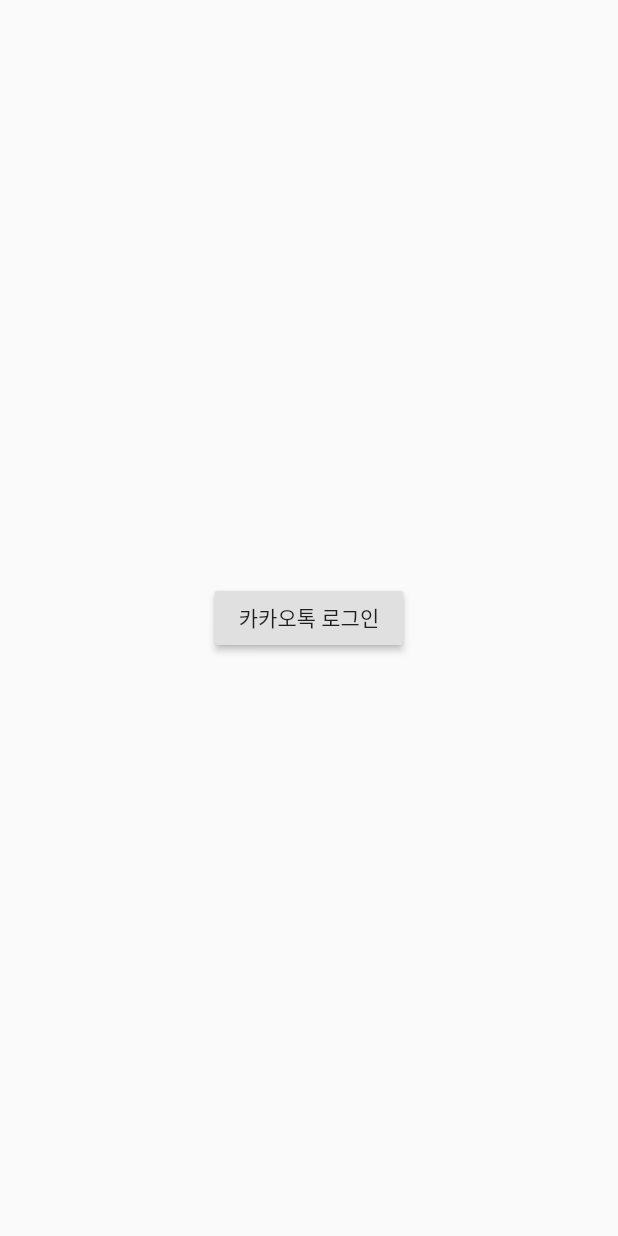
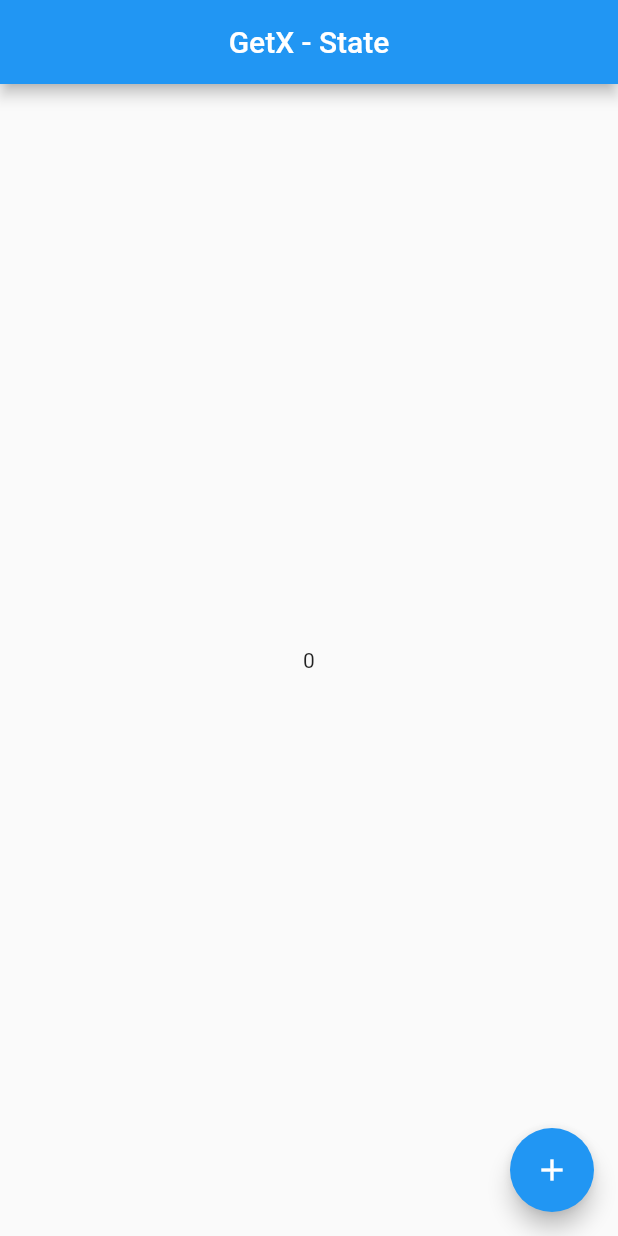
Before and after one commit to doyle-flutter/basicflutter, a Flutter app: the screen it shows after launch, on a phone screen of 412 x 824 dp. Run offline on Flutter 3.47's test engine with Material 2 defaults, Android fonts, the phone set to English and light mode, and no system bars; our stand-ins replace camera, firebase_messaging, flutter_local_notifications, geolocator, get, graphql_flutter and 7 more; missing offline and left inert: foreground_service, url_audio_stream; accounts and stored records are empty.

Commit message:
getx state

```diff
--- /dev/null
+++ b/lib/views/GetXPage.dart
@@ -0,0 +1,36 @@
+import 'package:flutter/material.dart';
+import 'package:get/get.dart' as GetX;
+// 전역으로 사용 될 Obx 를 좀 더 연관성 있게 사용하려면 as 를 통해 묶어주는 편이 좋습니다
+
+class GetXPage extends StatelessWidget {
+
+  // StateClassInstance GET
+  final GetXState c = GetX.Get.put(GetXState());
+
+  @override
+  Widget build(BuildContext context) {
+    return Scaffold(
+      appBar: AppBar(
+        title: Text("GetX - State"),
+        centerTitle: true,
+      ),
+      body: Center(
+        // [GetX . 1]
+        // child: Text(c.obs.value.value.toString()), // staticValue
+
+        // [GetX . 2] Obx -> setState 효과를 갖음
+        child: GetX.Obx(() => Text(c.value.toString())),
+      ),
+      floatingActionButton: FloatingActionButton(
+        child: Icon(Icons.add),
+        onPressed: c.obs.value.increase,
+      ),
+    );
+  }
+}
+
+// State Class instance
+class GetXState extends GetX.GetxController{
+  GetX.RxInt value = 0.obs; // .obs -- stateValue
+  void increase() => this.value++;
+}
--- a/pubspec.yaml
+++ b/pubspec.yaml
@@ -47,6 +47,7 @@
   image: ^2.1.14
   graphql_flutter: ^3.0.0
   url_audio_stream: ^1.0.0+3
+  get:
 
 
 dev_dependencies:
```
Also changed, not shown: lib/main.dart (+25 -20 lines), lib/views/MyApp.dart (+30 -0 lines), pubspec.lock, 2 other files.
